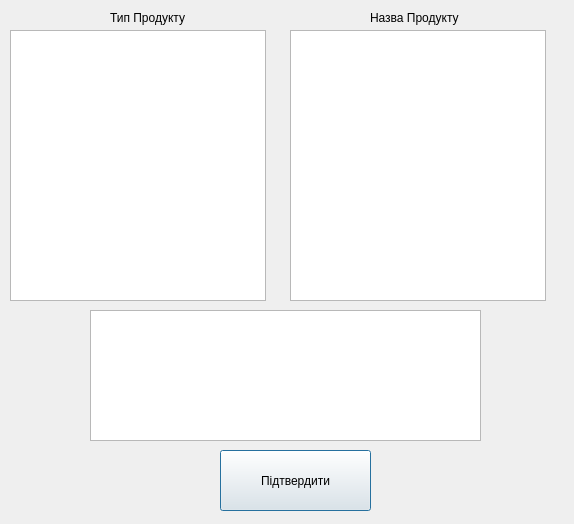
The window that new_sell.ui (fedaktaras/Chocolat) describes before a commit, drawn with Qt 5.
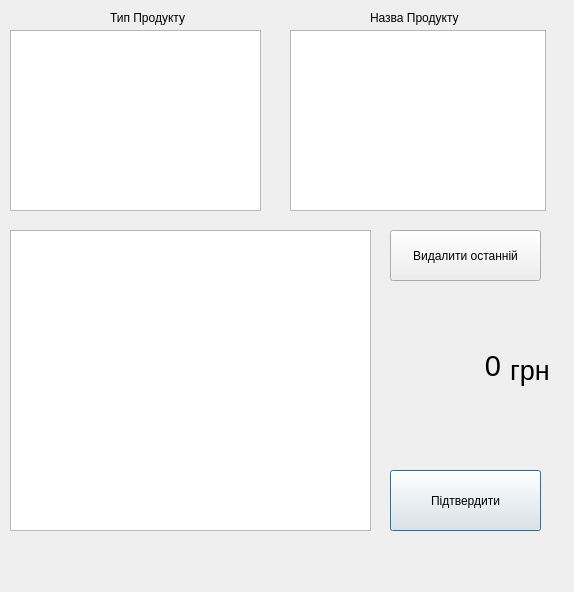
The same window after the commit.

Commit message:
new sell realisetrin
next to do -> make record in db.

Patch:
```diff
--- a/new_sell.ui
+++ b/new_sell.ui
@@ -10,7 +10,7 @@
     <x>0</x>
     <y>0</y>
     <width>574</width>
-    <height>524</height>
+    <height>592</height>
    </rect>
   </property>
   <property name="focusPolicy">
@@ -22,8 +22,8 @@
   <widget class="QPushButton" name="pushButton">
    <property name="geometry">
     <rect>
-     <x>220</x>
-     <y>450</y>
+     <x>390</x>
+     <y>470</y>
      <width>151</width>
      <height>61</height>
     </rect>
@@ -38,10 +38,10 @@
   <widget class="QTableWidget" name="tableWidget">
    <property name="geometry">
     <rect>
-     <x>90</x>
-     <y>310</y>
-     <width>391</width>
-     <height>131</height>
+     <x>10</x>
+     <y>230</y>
+     <width>361</width>
+     <height>301</height>
     </rect>
    </property>
    <property name="focusPolicy">
@@ -56,8 +56,8 @@
     <rect>
      <x>10</x>
      <y>30</y>
-     <width>256</width>
-     <height>271</height>
+     <width>251</width>
+     <height>181</height>
     </rect>
    </property>
   </widget>
@@ -67,7 +67,7 @@
      <x>290</x>
      <y>30</y>
      <width>256</width>
-     <height>271</height>
+     <height>181</height>
     </rect>
    </property>
   </widget>
@@ -97,6 +97,63 @@
     <string>Назва Продукту</string>
    </property>
   </widget>
+  <widget class="QPushButton" name="pushButton_2">
+   <property name="geometry">
+    <rect>
+     <x>390</x>
+     <y>230</y>
+     <width>151</width>
+     <height>51</height>
+    </rect>
+   </property>
+   <property name="text">
+    <string>Видалити останній</string>
+   </property>
+  </widget>
+  <widget class="QLabel" name="label_3">
+   <property name="geometry">
+    <rect>
+     <x>390</x>
+     <y>340</y>
+     <width>111</width>
+     <height>51</height>
+    </rect>
+   </property>
+   <property name="font">
+    <font>
+     <pointsize>22</pointsize>
+     <weight>50</weight>
+     <bold>false</bold>
+    </font>
+   </property>
+   <property name="layoutDirection">
+    <enum>Qt::LeftToRight</enum>
+   </property>
+   <property name="text">
+    <string>0</string>
+   </property>
+   <property name="alignment">
+    <set>Qt::AlignRight|Qt::AlignTrailing|Qt::AlignVCenter</set>
+   </property>
+  </widget>
+  <widget class="QLabel" name="label_4">
+   <property name="geometry">
+    <rect>
+     <x>510</x>
+     <y>350</y>
+     <width>47</width>
+     <height>41</height>
+    </rect>
+   </property>
+   <property name="font">
+    <font>
+     <pointsize>20</pointsize>
+    </font>
+   </property>
+   <property name="text">
+    <string>грн</string>
+   </property>
+  </widget>
  </widget>
  <tabstops>
   <tabstop>listView</tabstop>
```
The commit also changes 5 other files.
